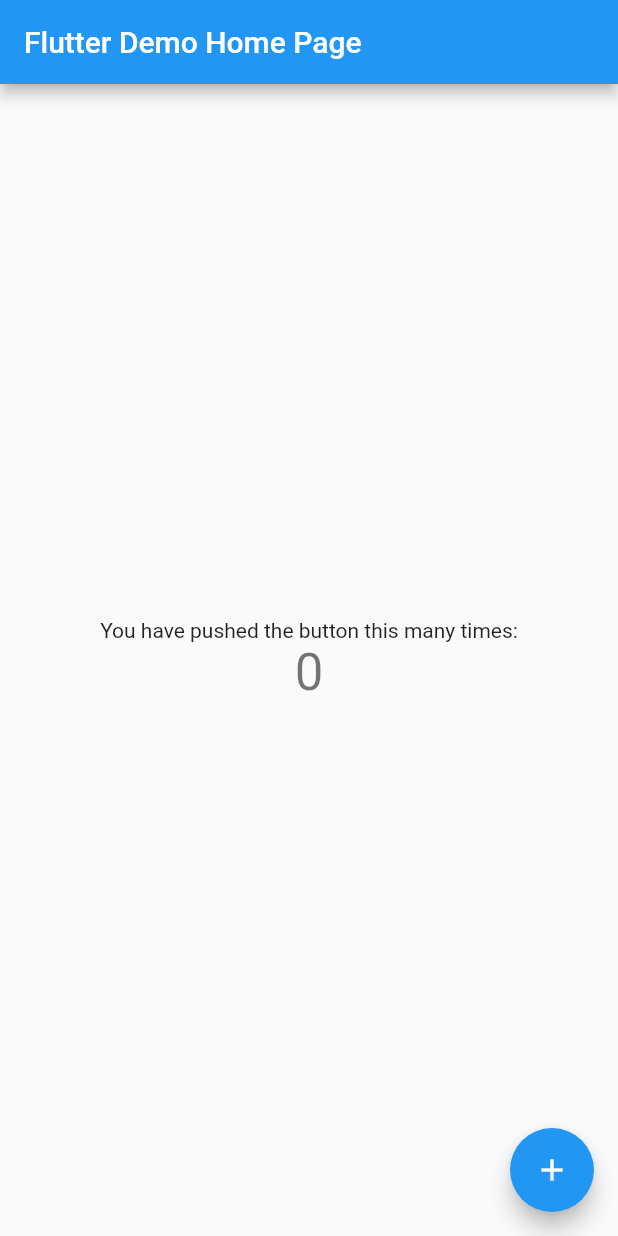
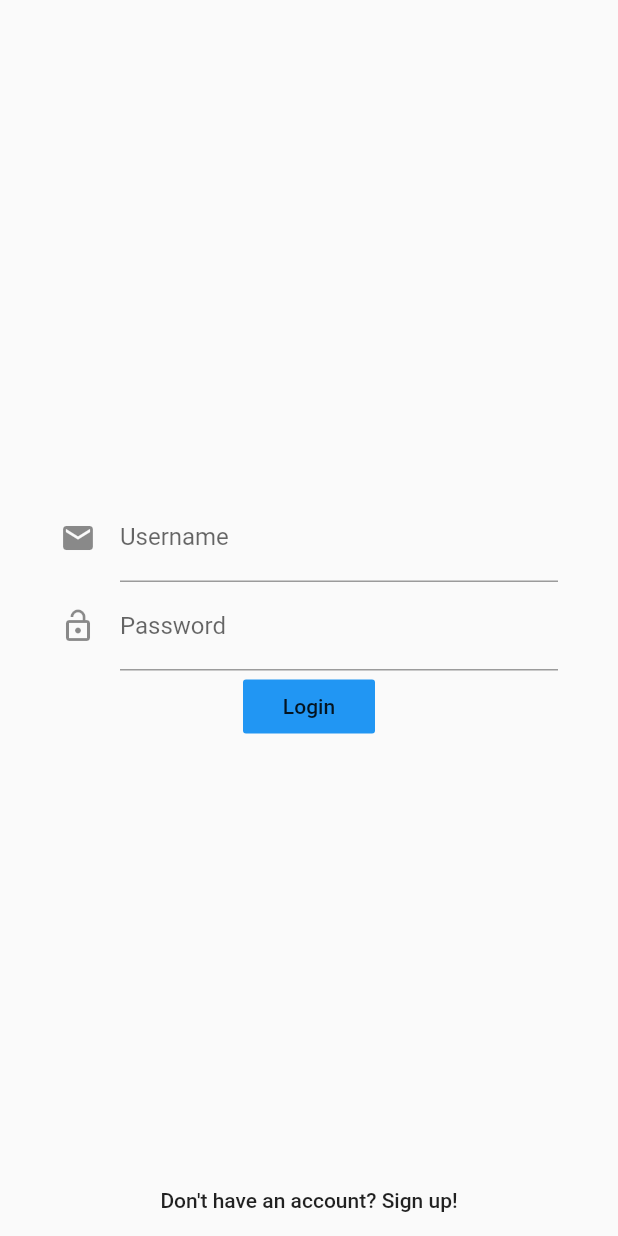
Before and after one commit to balajijudaya/ChargeLabPOCApp, a Flutter app: the screen it shows after launch, on a phone screen of 412 x 824 dp. Run offline on Flutter 3.47's test engine with Material 2 defaults, Android fonts, the phone set to English and light mode, and no system bars.

Commit message:
Implemented log in page and navigation. Currently just prints username and password

```diff
--- /dev/null
+++ b/lib/login_page.dart
@@ -0,0 +1,75 @@
+import 'package:flutter/material.dart';
+
+class LoginPage extends StatefulWidget {
+  @override
+  _LoginPageState createState() => _LoginPageState();
+}
+
+class _LoginPageState extends State<LoginPage> {
+  final usernameController = TextEditingController();
+  final passwordController = TextEditingController();
+
+  @override
+  Widget build(BuildContext context) {
+    return Scaffold(
+      body: SafeArea(
+        minimum: EdgeInsets.symmetric(horizontal: 40),
+        child: Stack(children: [
+          loginForm(),
+          // Sign up button
+          Container(
+            alignment: Alignment.bottomCenter,
+            child: FlatButton(
+              child: Text("Don't have an account? Sign up!"),
+              onPressed: () {
+
+              },
+            ),
+          )
+        ],),
+      ),
+    );
+  }
+
+
+
+  Widget loginForm() {
+    return Column(
+      mainAxisAlignment: MainAxisAlignment.center,
+      children: [
+        // Username field
+        TextField(
+          controller: usernameController,
+          decoration: InputDecoration(
+            icon: Icon(Icons.mail),
+            labelText: "Username",
+          ),
+        ),
+        // Password field
+        TextField(
+          controller: passwordController,
+          decoration: InputDecoration(
+            icon: Icon(Icons.lock_open),
+            labelText: "Password",
+          ),
+          obscureText: true,
+          keyboardType: TextInputType.visiblePassword,
+        ),
+        // Login Button
+        FlatButton(
+          onPressed: login,
+          child: Text("Login"),
+          color: Theme.of(context).accentColor,
+        ),
+      ]
+    );
+  }
+
+
+  void login() {
+    final username = usernameController.text.trim();
+    final password = passwordController.text.trim();
+
+    print("username: $username\npassword: $password\n");
+  }
+}
--- a/lib/main.dart
+++ b/lib/main.dart
@@ -1,117 +1,26 @@
+import 'package:ChargeLabPoCApp/login_page.dart';
 import 'package:flutter/material.dart';
 
 void main() {
-  runApp(MyApp());
+  runApp(ChargeLabPoCApp());
 }
 
-class MyApp extends StatelessWidget {
+class ChargeLabPoCApp extends StatelessWidget {
   // This widget is the root of your application.
   @override
   Widget build(BuildContext context) {
     return MaterialApp(
-      title: 'Flutter Demo',
+      title: 'Charge Lab PoC App',
       theme: ThemeData(
-        // This is the theme of your application.
-        //
-        // Try running your application with "flutter run". You'll see the
-        // application has a blue toolbar. Then, without quitting the app, try
-        // changing the primarySwatch below to Colors.green and then invoke
-        // "hot reload" (press "r" in the console where you ran "flutter run",
-        // or simply save your changes to "hot reload" in a Flutter IDE).
-        // Notice that the counter didn't reset back to zero; the application
-        // is not restarted.
         primarySwatch: Colors.blue,
-        // This makes the visual density adapt to the platform that you run
-        // the app on. For desktop platforms, the controls will be smaller and
-        // closer together (more dense) than on mobile platforms.
         visualDensity: VisualDensity.adaptivePlatformDensity,
       ),
-      home: MyHomePage(title: 'Flutter Demo Home Page'),
+      home: Navigator(
+        pages: [
+          MaterialPage(child: LoginPage())
+        ],
+        onPopPage: (route, result) => route.didPop(result),
+      )
     );
   }
 }
-
-class MyHomePage extends StatefulWidget {
-  MyHomePage({Key key, this.title}) : super(key: key);
-
-  // This widget is the home page of your application. It is stateful, meaning
-  // that it has a State object (defined below) that contains fields that affect
-  // how it looks.
-
-  // This class is the configuration for the state. It holds the values (in this
-  // case the title) provided by the parent (in this case the App widget) and
-  // used by the build method of the State. Fields in a Widget subclass are
-  // always marked "final".
-
-  final String title;
-
-  @override
-  _MyHomePageState createState() => _MyHomePageState();
-}
-
-class _MyHomePageState extends State<MyHomePage> {
-  int _counter = 0;
-
-  void _incrementCounter() {
-    setState(() {
-      // This call to setState tells the Flutter framework that something has
-      // changed in this State, which causes it to rerun the build method below
-      // so that the display can reflect the updated values. If we changed
-      // _counter without calling setState(), then the build method would not be
-      // called again, and so nothing would appear to happen.
-      _counter++;
-    });
-  }
-
-  @override
-  Widget build(BuildContext context) {
-    // This method is rerun every time setState is called, for instance as done
-    // by the _incrementCounter method above.
-    //
-    // The Flutter framework has been optimized to make rerunning build methods
-    // fast, so that you can just rebuild anything that needs updating rather
-    // than having to individually change instances of widgets.
-    return Scaffold(
-      appBar: AppBar(
-        // Here we take the value from the MyHomePage object that was created by
-        // the App.build method, and use it to set our appbar title.
-        title: Text(widget.title),
-      ),
-      body: Center(
-        // Center is a layout widget. It takes a single child and positions it
-        // in the middle of the parent.
-        child: Column(
-          // Column is also a layout widget. It takes a list of children and
-          // arranges them vertically. By default, it sizes itself to fit its
-          // children horizontally, and tries to be as tall as its parent.
-          //
-          // Invoke "debug painting" (press "p" in the console, choose the
-          // "Toggle Debug Paint" action from the Flutter Inspector in Android
-          // Studio, or the "Toggle Debug Paint" command in Visual Studio Code)
-          // to see the wireframe for each widget.
-          //
-          // Column has various properties to control how it sizes itself and
-          // how it positions its children. Here we use mainAxisAlignment to
-          // center the children vertically; the main axis here is the vertical
-          // axis because Columns are vertical (the cross axis would be
-          // horizontal).
-          mainAxisAlignment: MainAxisAlignment.center,
-          children: <Widget>[
-            Text(
-              'You have pushed the button this many times:',
-            ),
-            Text(
-              '$_counter',
-              style: Theme.of(context).textTheme.headline4,
-            ),
-          ],
-        ),
-      ),
-      floatingActionButton: FloatingActionButton(
-        onPressed: _incrementCounter,
-        tooltip: 'Increment',
-        child: Icon(Icons.add),
-      ), // This trailing comma makes auto-formatting nicer for build methods.
-    );
-  }
-}
```
